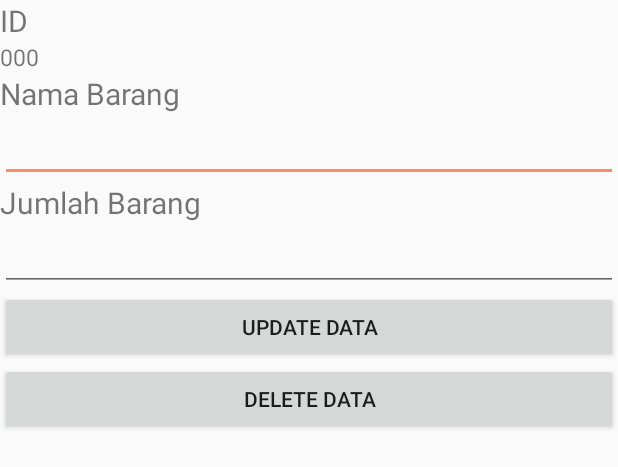
After one commit to fathuriady/RPLku, an Android app: the layout activity_lihat_data.xml on its own in the app's theme, with its tools: preview values and no code run, on a phone screen of 412 x 824 dp. The commit adds this screen. Shown: the top 467 px of the screen. Run offline under Robolectric (Android 15) with nearby library versions, the phone set to English and light mode, and no system bars.

Commit message:
Update Delete

```diff
--- a/app/src/main/AndroidManifest.xml
+++ b/app/src/main/AndroidManifest.xml
@@ -26,6 +26,8 @@
             android:screenOrientation="portrait"/>
         <activity android:name=".TentangActivity"
             android:screenOrientation="portrait"/>
+        <activity android:name=".LihatData"
+            android:screenOrientation="portrait"/>
     </application>
 
 </manifest>
--- a/app/src/main/java/com/rpl/rplku/Config.java
+++ b/app/src/main/java/com/rpl/rplku/Config.java
@@ -15,8 +15,8 @@ public class Config {
 
     //Key buat request ke PHP Script
     public static final String KEY_BARANG_ID = "id";
-    public static final String KEY_BARANG_NAMA = "namabarang";
-    public static final String KEY_BARANG_JML = "jmlbarang";
+    public static final String KEY_BARANG_NAMA = "nama_barang";
+    public static final String KEY_BARANG_JML = "jml_barang";
 
     //Tag JSON
     public static final String TAG_JSON_ARRAY = "result";
--- /dev/null
+++ b/app/src/main/res/layout/activity_lihat_data.xml
@@ -0,0 +1,57 @@
+<?xml version="1.0" encoding="utf-8"?>
+<LinearLayout xmlns:android="http://schemas.android.com/apk/res/android"
+    android:orientation="vertical" android:layout_width="match_parent"
+    android:layout_height="match_parent">
+    <TextView
+        android:layout_width="wrap_content"
+        android:layout_height="wrap_content"
+        android:text="ID"
+        android:textSize="20sp"
+        />
+    <TextView
+        android:id="@+id/txtID"
+        android:layout_width="wrap_content"
+        android:layout_height="wrap_content"
+        android:textSize="15sp"
+        android:text="000"
+        />
+
+    <TextView
+        android:layout_width="wrap_content"
+        android:layout_height="wrap_content"
+        android:text="Nama Barang"
+        android:textSize="20sp"
+        />
+    <EditText
+        android:id="@+id/edtxtNamaBarang"
+        android:layout_width="match_parent"
+        android:layout_height="wrap_content"
+        />
+
+    <TextView
+        android:layout_width="wrap_content"
+        android:layout_height="wrap_content"
+        android:text="Jumlah Barang"
+        android:textSize="20sp"
+        />
+    <EditText
+        android:id="@+id/edtxtJmlBarang"
+        android:layout_width="match_parent"
+        android:layout_height="wrap_content"
+        android:inputType="number"
+        />
+
+    <Button
+        android:id="@+id/btnUpdateData"
+        android:layout_width="match_parent"
+        android:layout_height="wrap_content"
+        android:text="Update Data"/>
+
+    <Button
+        android:id="@+id/btnDeleteData"
+        android:layout_width="match_parent"
+        android:layout_height="wrap_content"
+        android:text="Delete Data"
+        />
+
+</LinearLayout>
```
Also changed, not shown: app/src/main/java/com/rpl/rplku/LihatData.java (added, +281 -0 lines), app/src/main/java/com/rpl/rplku/LresepActivity.java (+15 -2 lines), app/src/main/java/com/rpl/rplku/RequestHandler.java (+16 -0 lines).
